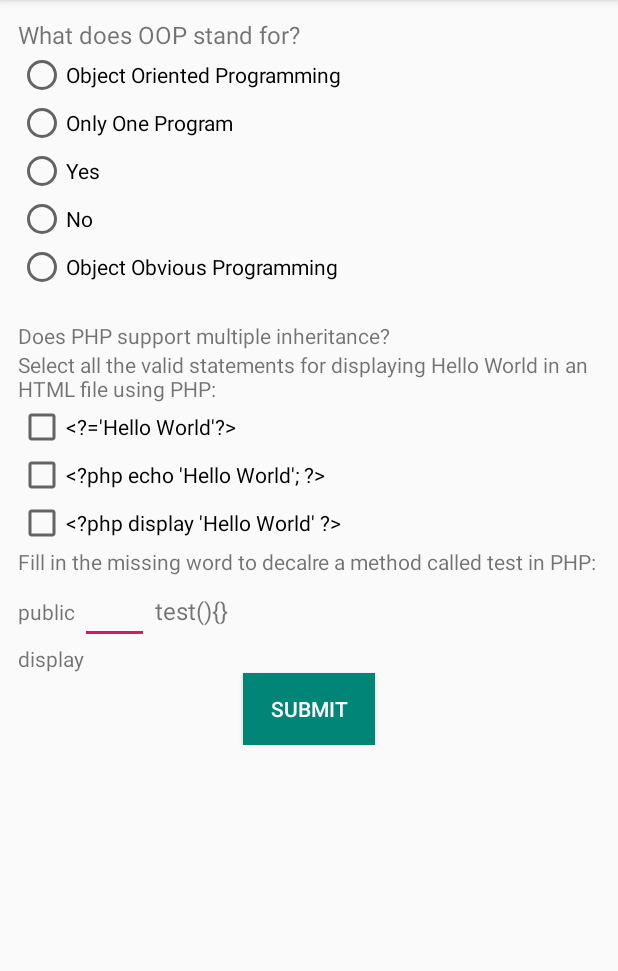
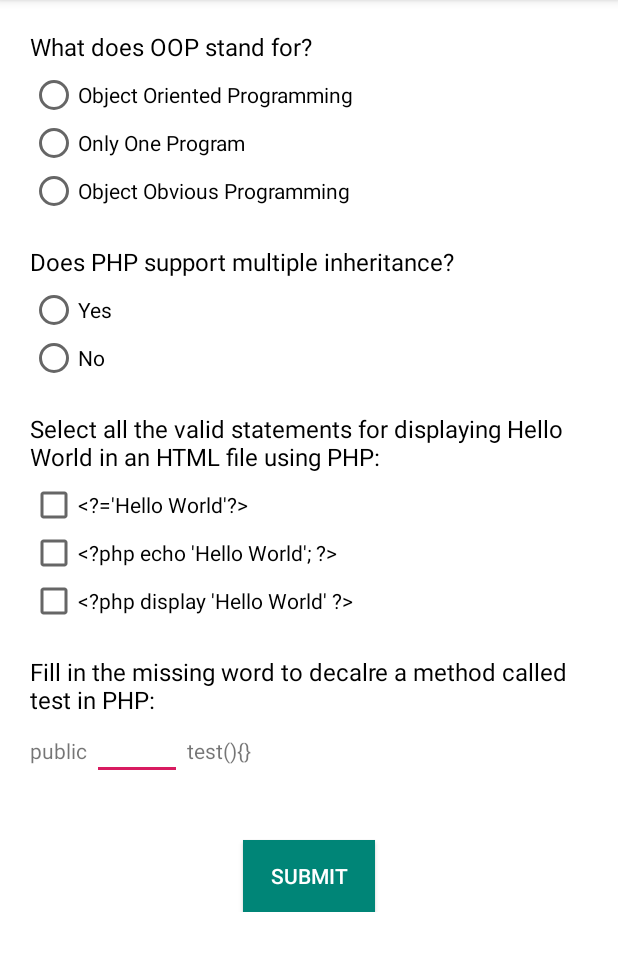
Before and after one commit to RanaEmad/quiz, an Android app: the screen it shows after launch (MainActivity), on a phone screen of 412 x 824 dp, the part 84-1055 px from its top. Run offline under Robolectric (Android 15) with nearby library versions, the phone set to English and light mode, and no system bars.

Commit message:
style layout

```diff
--- a/app/src/main/res/layout/activity_main.xml
+++ b/app/src/main/res/layout/activity_main.xml
@@ -4,27 +4,23 @@
     xmlns:tools="http://schemas.android.com/tools"
     android:layout_width="match_parent"
     android:layout_height="match_parent"
+    android:background="@android:color/background_light"
+    android:padding="20dp"
+    tools:context=".MainActivity"
     >
     <LinearLayout
         android:layout_width="match_parent"
         android:layout_height="match_parent"
-        tools:context=".MainActivity"
         android:orientation="vertical"
-        android:padding="12dp"
         >
 
     <!--    begin question-->
         <LinearLayout
-            android:layout_width="match_parent"
-            android:layout_height="wrap_content"
-            android:orientation="vertical"
-            android:layout_marginBottom="20dp"
+            style="@style/question_block"
             >
             <TextView
-                android:layout_width="match_parent"
-                android:layout_height="wrap_content"
                 android:text="What does OOP stand for?"
-                android:textSize="16sp"
+                style="@style/question"
                 />
             <RadioGroup
                 android:id="@+id/q1"
@@ -35,35 +31,20 @@
                     android:layout_width="wrap_content"
                     android:layout_height="wrap_content"
                     android:text="Object Oriented Programming"
+                    android:id="@+id/q1_1"
                     />
                 <RadioButton
                     android:layout_width="wrap_content"
                     android:layout_height="wrap_content"
                     android:text="Only One Program"
+                    android:id="@+id/q1_2"
                     />
-
-                <RadioGroup
-                    android:id="@+id/q2"
-                    android:layout_width="match_parent"
-                    android:layout_height="wrap_content"
-                    android:orientation="vertical">
-
-                    <RadioButton
-                        android:layout_width="wrap_content"
-                        android:layout_height="wrap_content"
-                        android:text="Yes" />
-
-                    <RadioButton
-                        android:layout_width="wrap_content"
-                        android:layout_height="wrap_content"
-                        android:text="No" />
-
-                </RadioGroup>
 
                 <RadioButton
                     android:layout_width="wrap_content"
                     android:layout_height="wrap_content"
                     android:text="Object Obvious Programming"
+                    android:id="@+id/q1_3"
                     />
             </RadioGroup>
 
@@ -71,28 +52,44 @@
     <!--    end question-->
         <!--    begin question-->
         <LinearLayout
-            android:layout_width="match_parent"
-            android:layout_height="wrap_content"
-            android:orientation="vertical"
+            style="@style/question_block"
             >
             <TextView
+                android:text="Does PHP support multiple inheritance?"
+                style="@style/question"
+                />
+
+            <RadioGroup
+                android:id="@+id/q2"
                 android:layout_width="match_parent"
                 android:layout_height="wrap_content"
-                android:text="Does PHP support multiple inheritance?"
-                />
+                android:orientation="vertical">
+
+                <RadioButton
+                    android:layout_width="wrap_content"
+                    android:layout_height="wrap_content"
+                    android:text="Yes"
+                    android:id="@+id/q2_1"
+                    />
+
+                <RadioButton
+                    android:layout_width="wrap_content"
+                    android:layout_height="wrap_content"
+                    android:text="No"
+                    android:id="@+id/q2_2"
+                    />
+
+            </RadioGroup>
 
         </LinearLayout>
         <!--    end question-->
         <!--    begin question-->
         <LinearLayout
-            android:layout_width="match_parent"
-            android:layout_height="wrap_content"
-            android:orientation="vertical"
+            style="@style/question_block"
             >
             <TextView
-                android:layout_width="match_parent"
-                android:layout_height="wrap_content"
                 android:text="Select all the valid statements for displaying Hello World in an HTML file using PHP:"
+                style="@style/question"
                 />
             <CheckBox
                 android:id="@+id/q3_1"
@@ -118,14 +115,11 @@
         <!--    end question-->
         <!--    begin question-->
         <LinearLayout
-            android:layout_width="match_parent"
-            android:layout_height="wrap_content"
-            android:orientation="vertical"
+            style="@style/question_block"
             >
             <TextView
-                android:layout_width="match_parent"
-                android:layout_height="wrap_content"
                 android:text="Fill in the missing word to decalre a method called test in PHP: "
+                style="@style/question"
                 />
 
             <LinearLayout
@@ -142,16 +136,16 @@
                 <EditText
                     android:layout_width="wrap_content"
                     android:layout_height="wrap_content"
-                    android:width="46sp"
+                    android:width="60dp"
                     android:inputType="text"
                     android:id="@+id/q4"
+                    android:textSize="12sp"
                     />
 
                 <TextView
                     android:layout_width="match_parent"
                     android:layout_height="wrap_content"
                     android:text=" test(){} "
-                    android:textSize="16sp"
                     />
 
             </LinearLayout>
@@ -159,14 +153,6 @@
 
         </LinearLayout>
         <!--    end question-->
-    <!--    begin display score-->
-        <TextView
-            android:layout_width="match_parent"
-            android:layout_height="wrap_content"
-            android:text="display"
-            android:id="@+id/display"
-            />
-    <!--    end display score-->
         <Button
             android:layout_width="wrap_content"
             android:layout_height="wrap_content"
@@ -175,6 +161,7 @@
             android:onClick="submitAll"
             android:background="@color/colorPrimary"
             android:textColor="@android:color/white"
+            android:layout_marginTop="20dp"
             />
 
     </LinearLayout>
--- a/app/src/main/res/values/styles.xml
+++ b/app/src/main/res/values/styles.xml
@@ -8,4 +8,19 @@
         <item name="colorAccent">@color/colorAccent</item>
     </style>
 
+    <style name="question" parent="@style/AppTheme">
+        <item name="android:textSize">16sp</item>
+        <item name="android:textColor">@android:color/black</item>
+        <item name="android:layout_width">wrap_content</item>
+        <item name="android:layout_height">wrap_content</item>
+        <item name="android:layout_marginBottom">5dp</item>
+    </style>
+
+    <style name="question_block" parent="@style/AppTheme">
+        <item name="android:layout_width">match_parent</item>
+        <item name="android:layout_height">wrap_content</item>
+        <item name="android:layout_marginBottom">20dp</item>
+        <item name="android:orientation">vertical</item>
+    </style>
+
 </resources>
```
